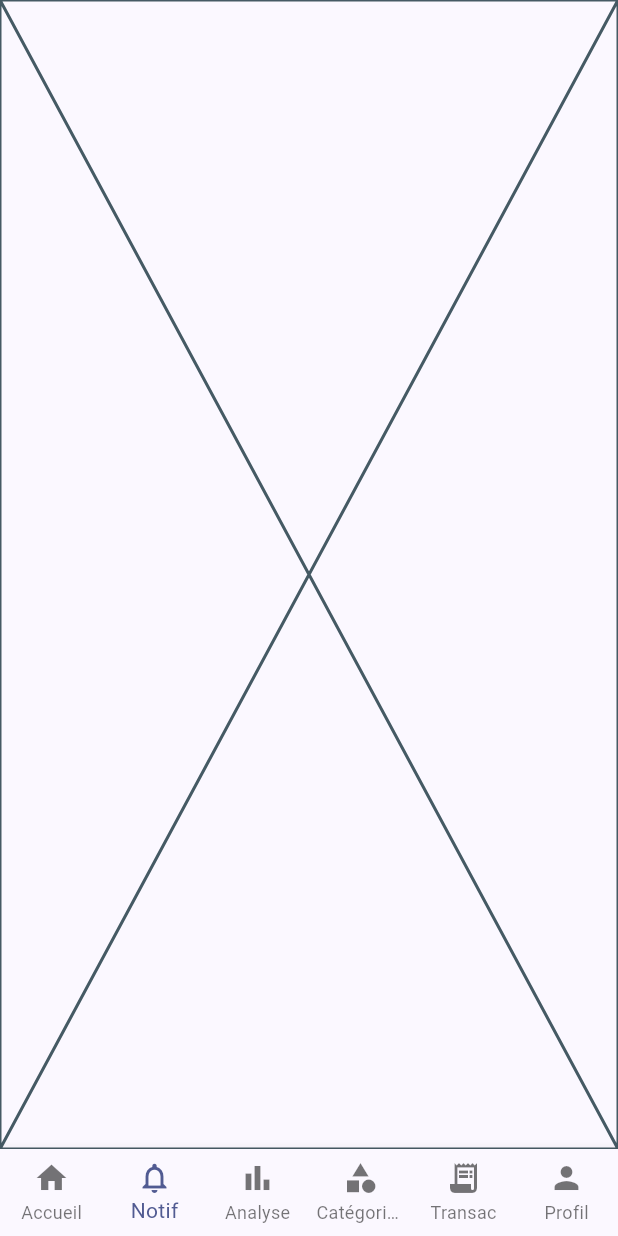
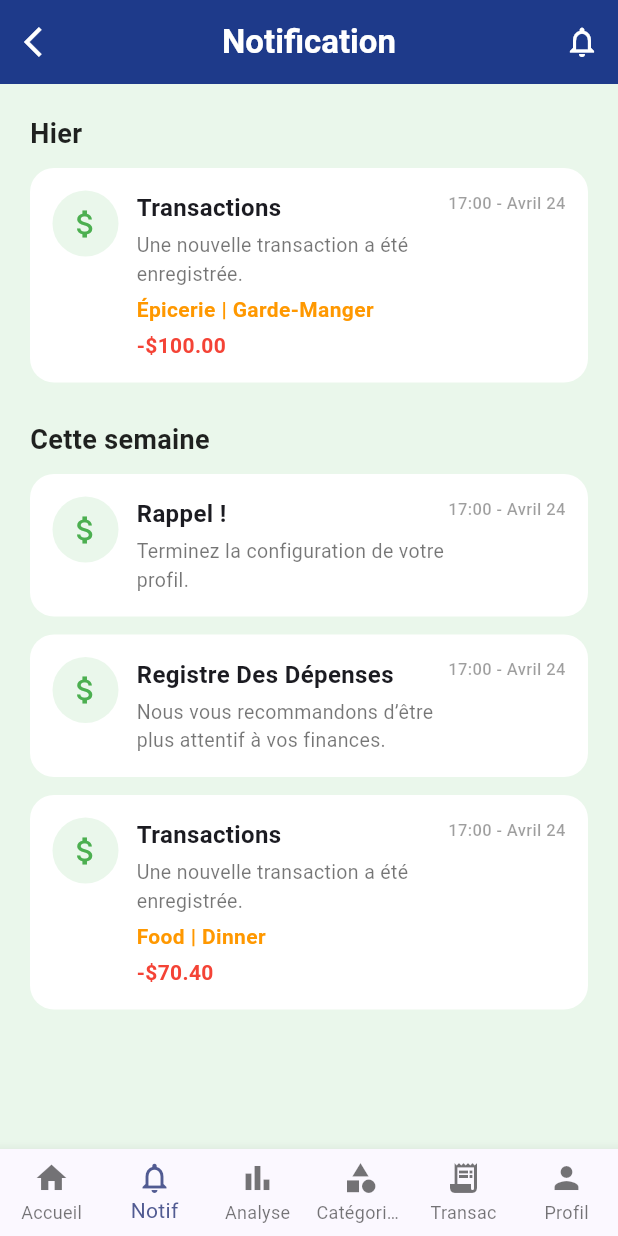
Before and after one commit to NelsonWilliam237/ProjectDart, a Flutter app: the screen it shows after launch, item 2 of the bottom bar chosen, on a phone screen of 412 x 824 dp. Run offline on Flutter 3.47's test engine with Material 3 defaults, Android fonts, the phone set to English and light mode, and no system bars.

Commit message:
Ajout page natification et modification de la navigation

```diff
--- a/lib/categories_page.dart
+++ b/lib/categories_page.dart
@@ -5,8 +5,8 @@ class CategoriesPage extends StatelessWidget {
 
   @override
   Widget build(BuildContext context) {
-    const blue = Color(0xFF1B2B7A);      // adapte avec la vraie couleur Figma
-    const lightBg = Color(0xFFEAF8F4);   // fond vert très clair
+    const blue = Color(0xFF1B2B7A); // adapte avec la vraie couleur Figma
+    const lightBg = Color(0xFFEAF8F4); // fond vert très clair
 
     return Scaffold(
       backgroundColor: blue,
@@ -41,9 +41,7 @@ class CategoriesPage extends StatelessWidget {
             child: Container(
               decoration: const BoxDecoration(
                 color: lightBg,
-                borderRadius: BorderRadius.vertical(
-                  top: Radius.circular(40),
-                ),
+                borderRadius: BorderRadius.vertical(top: Radius.circular(40)),
               ),
               child: Column(
                 children: [
@@ -54,10 +52,10 @@ class CategoriesPage extends StatelessWidget {
                     child: Padding(
                       padding: const EdgeInsets.symmetric(horizontal: 24),
                       child: GridView.count(
-                        crossAxisCount: 4,                  // 4 colonnes
+                        crossAxisCount: 4, // 4 colonnes
                         mainAxisSpacing: 28,
                         crossAxisSpacing: 24,
-                        childAspectRatio: 0.8,              // forme proche du Figma
+                        childAspectRatio: 0.8, // forme proche du Figma
                         children: const [
                           _CategoryItem(
                             icon: Icons.restaurant,
@@ -75,53 +73,15 @@ class CategoriesPage extends StatelessWidget {
                             icon: Icons.local_grocery_store,
                             label: 'Alimentation',
                           ),
-                          _CategoryItem(
-                            icon: Icons.home,
-                            label: 'Loyer',
-                          ),
+                          _CategoryItem(icon: Icons.home, label: 'Loyer'),
                           _CategoryItem(
                             icon: Icons.card_giftcard,
                             label: 'Cadeaux',
                           ),
-                          _CategoryItem(
-                            icon: Icons.savings,
-                            label: 'Épargne',
-                          ),
+                          _CategoryItem(icon: Icons.savings, label: 'Épargne'),
                           _CategoryItem(
                             icon: Icons.sports_esports,
                             label: 'Divertissement',
-                          ),
-                        ],
-                      ),
-                    ),
-                  ),
-
-                  // ===== BOTTOM NAV STYLE FIGMA =====
-                  Padding(
-                    padding: const EdgeInsets.fromLTRB(24, 0, 24, 24),
-                    child: Container(
-                      height: 60,
-                      decoration: BoxDecoration(
-                        color: const Color(0xFFDFF1E7),
-                        borderRadius: BorderRadius.circular(30),
-                      ),
-                      child: Row(
-                        mainAxisAlignment: MainAxisAlignment.spaceEvenly,
-                        children: const [
-                          _BottomItem(icon: Icons.home, selected: false),
-                          _BottomItem(
-                            icon: Icons.notifications_none,
-                            selected: false,
-                          ),
-                          _BottomItem(icon: Icons.bar_chart, selected: false),
-                          _BottomItem(icon: Icons.category, selected: true),
-                          _BottomItem(
-                            icon: Icons.receipt_long,
-                            selected: false,
-                          ),
-                          _BottomItem(
-                            icon: Icons.person_outline,
-                            selected: false,
                           ),
                         ],
                       ),
@@ -155,11 +115,7 @@ class _CategoryItem extends StatelessWidget {
             color: Colors.white,
             borderRadius: BorderRadius.circular(20),
           ),
-          child: Icon(
-            icon,
-            size: 28,
-            color: Colors.blueAccent,
-          ),
+          child: Icon(icon, size: 28, color: Colors.blueAccent),
         ),
         const SizedBox(height: 8),
         Text(
@@ -171,19 +127,3 @@ class _CategoryItem extends StatelessWidget {
     );
   }
 }
-
-class _BottomItem extends StatelessWidget {
-  final IconData icon;
-  final bool selected;
-
-  const _BottomItem({required this.icon, required this.selected});
-
-  @override
-  Widget build(BuildContext context) {
-    return Icon(
-      icon,
-      size: 22,
-      color: selected ? Colors.blueAccent : Colors.grey,
-    );
-  }
-}
--- a/lib/main.dart
+++ b/lib/main.dart
@@ -1,3 +1,4 @@
+import 'page_notification.dart';
 import 'package:flutter/material.dart';
 import 'categories_page.dart';
 import 'transactions_page.dart';
@@ -24,7 +25,7 @@ class MainApp extends StatelessWidget {
 }
 
 class _MainNavigation extends StatefulWidget {
-  const _MainNavigation({super.key});
+  const _MainNavigation();
 
   @override
   State<_MainNavigation> createState() => _MainNavigationState();
@@ -36,12 +37,12 @@ class _MainNavigationState extends State<_MainNavigation> {
   @override
   Widget build(BuildContext context) {
     final pages = [
-      const Placeholder(),          // Accueil
-      const Placeholder(),          // Notification
-      const Placeholder(),          // Analyse
-      const CategoriesPage(),       // MA page
-      const TransactionsPage(),     // mA page
-      const Placeholder(),          // Profil
+      const Placeholder(), // Accueil
+      const NotificationsPage(), // Notification
+      const Placeholder(), // Analyse
+      const CategoriesPage(), // MA page
+      const TransactionsPage(), // mA page
+      const Placeholder(), // Profil
     ];
 
     return Scaffold(
@@ -53,11 +54,21 @@ class _MainNavigationState extends State<_MainNavigation> {
         items: const [
           BottomNavigationBarItem(icon: Icon(Icons.home), label: 'Accueil'),
           BottomNavigationBarItem(
-              icon: Icon(Icons.notifications_none), label: 'Notif'),
-          BottomNavigationBarItem(icon: Icon(Icons.bar_chart), label: 'Analyse'),
-          BottomNavigationBarItem(icon: Icon(Icons.category), label: 'Catégories'),
+            icon: Icon(Icons.notifications_none),
+            label: 'Notif',
+          ),
           BottomNavigationBarItem(
-              icon: Icon(Icons.receipt_long), label: 'Transac'),
+            icon: Icon(Icons.bar_chart),
+            label: 'Analyse',
+          ),
+          BottomNavigationBarItem(
+            icon: Icon(Icons.category),
+            label: 'Catégories',
+          ),
+          BottomNavigationBarItem(
+            icon: Icon(Icons.receipt_long),
+            label: 'Transac',
+          ),
           BottomNavigationBarItem(icon: Icon(Icons.person), label: 'Profil'),
         ],
       ),
--- /dev/null
+++ b/lib/page_notification.dart
@@ -0,0 +1,200 @@
+import 'package:flutter/material.dart';
+
+class NotificationsPage extends StatefulWidget {
+  const NotificationsPage({super.key});
+
+  @override
+  State<NotificationsPage> createState() => _NotificationsPageState();
+}
+
+class _NotificationsPageState extends State<NotificationsPage> {
+  @override
+  Widget build(BuildContext context) {
+    return Scaffold(
+      backgroundColor: const Color(0xFFEAF7EB),
+
+      // -------------------------- APPBAR --------------------------
+      appBar: AppBar(
+        backgroundColor: const Color(0xFF1E3A8A),
+        elevation: 0,
+        leading: IconButton(
+          icon: const Icon(Icons.arrow_back_ios, color: Colors.white),
+          onPressed: () => Navigator.pop(context),
+        ),
+        title: const Text(
+          "Notification",
+          style: TextStyle(color: Colors.white, fontWeight: FontWeight.bold),
+        ),
+        centerTitle: true,
+        actions: [
+          IconButton(
+            icon: const Icon(Icons.notifications_none, color: Colors.white),
+            onPressed: () {},
+          ),
+        ],
+      ),
+
+      // -------------------------- BODY --------------------------
+      body: SingleChildScrollView(
+        padding: const EdgeInsets.all(20),
+        child: Column(
+          crossAxisAlignment: CrossAxisAlignment.start,
+          children: [
+            const Text(
+              "Hier",
+              style: TextStyle(
+                color: Colors.black87,
+                fontWeight: FontWeight.bold,
+                fontSize: 18,
+              ),
+            ),
+            const SizedBox(height: 10),
+
+            _buildNotificationCard(
+              title: "Transactions",
+              subtitle: "Une nouvelle transaction a été enregistrée.",
+              category: "Épicerie | Garde-Manger",
+              amount: "-\$100.00",
+              amountColor: Colors.red,
+              time: "17:00 - Avril 24",
+            ),
+
+            const SizedBox(height: 25),
+
+            const Text(
+              "Cette semaine",
+              style: TextStyle(
+                color: Colors.black87,
+                fontWeight: FontWeight.bold,
+                fontSize: 18,
+              ),
+            ),
+
+            const SizedBox(height: 10),
+
+            _buildNotificationCard(
+              title: "Rappel !",
+              subtitle: "Terminez la configuration de votre profil.",
+              category: "",
+              amount: "",
+              time: "17:00 - Avril 24",
+            ),
+
+            const SizedBox(height: 12),
+
+            _buildNotificationCard(
+              title: "Registre Des Dépenses",
+              subtitle:
+                  "Nous vous recommandons d’être plus attentif à vos finances.",
+              category: "",
+              amount: "",
+              time: "17:00 - Avril 24",
+            ),
+
+            const SizedBox(height: 12),
+
+            _buildNotificationCard(
+              title: "Transactions",
+              subtitle: "Une nouvelle transaction a été enregistrée.",
+              category: "Food | Dinner",
+              amount: "-\$70.40",
+              amountColor: Colors.red,
+              time: "17:00 - Avril 24",
+            ),
+          ],
+        ),
+      ),
+    );
+  }
+
+  // -------------------------- CARD WIDGET --------------------------
+  Widget _buildNotificationCard({
+    required String title,
+    required String subtitle,
+    required String category,
+    required String amount,
+    required String time,
+    Color amountColor = Colors.black,
+  }) {
+    return Container(
+      padding: const EdgeInsets.all(15),
+      decoration: BoxDecoration(
+        color: Colors.white,
+        borderRadius: BorderRadius.circular(16),
+      ),
+      child: Row(
+        crossAxisAlignment: CrossAxisAlignment.start,
+        children: [
+          // ICON LEFT
+          Container(
+            padding: const EdgeInsets.all(10),
+            decoration: BoxDecoration(
+              color: const Color(0xFFEAF7EB),
+              borderRadius: BorderRadius.circular(50),
+            ),
+            child: const Icon(Icons.attach_money, color: Colors.green),
+          ),
+          const SizedBox(width: 12),
+
+          // TEXTS
+          Expanded(
+            child: Column(
+              crossAxisAlignment: CrossAxisAlignment.start,
+              children: [
+                Text(
+                  title,
+                  style: const TextStyle(
+                    fontWeight: FontWeight.bold,
+                    fontSize: 16,
+                  ),
+                ),
+                const SizedBox(height: 4),
+                Text(
+                  subtitle,
+                  style: const TextStyle(color: Colors.black54, fontSize: 13),
+                ),
+
+                if (category.isNotEmpty) ...[
+                  const SizedBox(height: 4),
+                  Text(
+                    category,
+                    style: const TextStyle(
+                      color: Colors.orange,
+                      fontWeight: FontWeight.bold,
+                    ),
+                  ),
+                ],
+
+                if (amount.isNotEmpty) ...[
+                  const SizedBox(height: 4),
+                  Text(
+                    amount,
+                    style: TextStyle(
+                      color: amountColor,
+                      fontWeight: FontWeight.bold,
+                      fontSize: 14,
+                    ),
+                  ),
+                ],
+              ],
+            ),
+          ),
+
+          // TIME RIGHT
+          Column(
+            children: [
+              Text(
+                time,
+                style: const TextStyle(
+                  color: Colors.black38,
+                  fontSize: 11,
+                  fontWeight: FontWeight.w500,
+                ),
+              ),
+            ],
+          ),
+        ],
+      ),
+    );
+  }
+}
--- a/lib/transactions_page.dart
+++ b/lib/transactions_page.dart
@@ -85,7 +85,9 @@ class TransactionsPage extends StatelessWidget {
                   Expanded(
                     child: ListView(
                       padding: const EdgeInsets.symmetric(
-                          horizontal: 24, vertical: 8),
+                        horizontal: 24,
+                        vertical: 8,
+                      ),
                       children: [
                         const _MonthTitle('Avril'),
                         ...avril.map((t) => _TransactionTile(t)),
@@ -94,29 +96,6 @@ class TransactionsPage extends StatelessWidget {
                         ...mars.map((t) => _TransactionTile(t)),
                         const SizedBox(height: 16),
                       ],
-                    ),
-                  ),
-                  Padding(
-                    padding: const EdgeInsets.fromLTRB(24, 0, 24, 24),
-                    child: Container(
-                      height: 60,
-                      decoration: BoxDecoration(
-                        color: const Color(0xFFDFF1E7),
-                        borderRadius: BorderRadius.circular(30),
-                      ),
-                      child: Row(
-                        mainAxisAlignment: MainAxisAlignment.spaceEvenly,
-                        children: const [
-                          _BottomItem(icon: Icons.home, selected: false),
-                          _BottomItem(
-                              icon: Icons.notifications_none, selected: false),
-                          _BottomItem(icon: Icons.bar_chart, selected: false),
-                          _BottomItem(icon: Icons.category, selected: false),
-                          _BottomItem(icon: Icons.receipt_long, selected: true),
-                          _BottomItem(
-                              icon: Icons.person_outline, selected: false),
-                        ],
-                      ),
                     ),
                   ),
                 ],
@@ -216,7 +195,9 @@ class _TransactionTile extends StatelessWidget {
                 Text(
                   data.title,
                   style: const TextStyle(
-                      fontWeight: FontWeight.w600, fontSize: 14),
+                    fontWeight: FontWeight.w600,
+                    fontSize: 14,
+                  ),
                 ),
                 const SizedBox(height: 2),
                 Text(
@@ -239,19 +220,3 @@ class _TransactionTile extends StatelessWidget {
     );
   }
 }
-
-class _BottomItem extends StatelessWidget {
-  final IconData icon;
-  final bool selected;
-
-  const _BottomItem({required this.icon, required this.selected});
-
-  @override
-  Widget build(BuildContext context) {
-    return Icon(
-      icon,
-      size: 22,
-      color: selected ? Colors.blueAccent : Colors.grey,
-    );
-  }
-}
```
